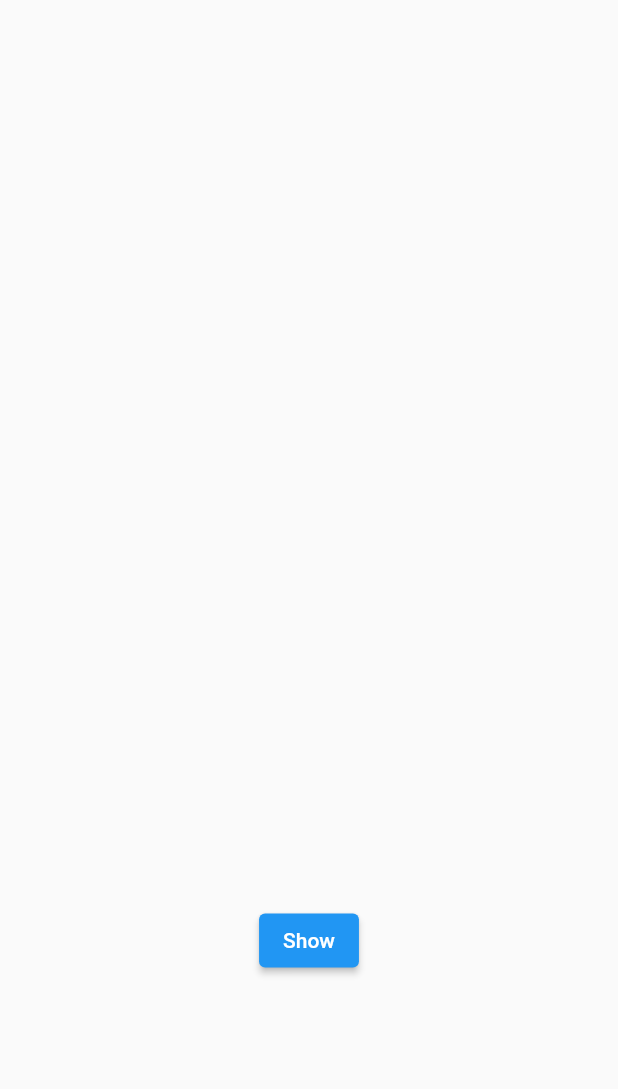
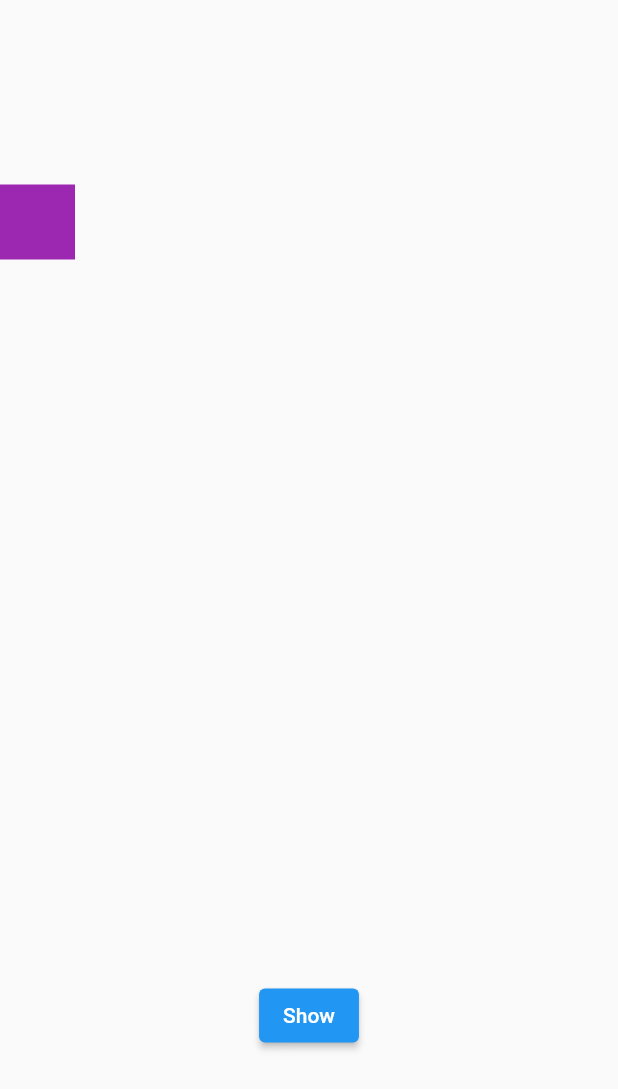
Before and after one commit to DaemonAssassin/implicit-animations, a Flutter app: the screen it shows after launch, on a phone screen of 412 x 824 dp. Shown: the top 1089 px of the screen. Run offline on Flutter 3.47's test engine with Material 2 defaults, Android fonts, the phone set to English and light mode, and no system bars.

Commit message:
Learned AnimatedAlign, AnimatedContainer, AnimatedCrossFade

```diff
--- a/lib/main.dart
+++ b/lib/main.dart
@@ -1,5 +1,5 @@
 import 'package:flutter/material.dart';
-import 'package:implicit_animations_flutter/widgets/animated_widgets/animated_opacity.dart';
+import 'package:implicit_animations_flutter/widgets/animated_widgets/animated_align.dart';
 
 void main(List<String> args) {
   runApp(const MyApp());
@@ -13,7 +13,7 @@ class MyApp extends StatelessWidget {
     return const MaterialApp(
       home: Scaffold(
         body: Center(
-          child: MyAnimatedOpacity(),
+          child: MyAnimatedAlign(),
         ),
       ),
     );
--- /dev/null
+++ b/lib/widgets/animated_widgets/animated_align.dart
@@ -0,0 +1,43 @@
+import 'package:flutter/material.dart';
+import '../../utils/helper_widgets.dart';
+
+class MyAnimatedAlign extends StatefulWidget {
+  const MyAnimatedAlign({Key? key}) : super(key: key);
+
+  @override
+  State<MyAnimatedAlign> createState() => MyAnimatedAlignState();
+}
+
+class MyAnimatedAlignState extends State<MyAnimatedAlign> {
+  Alignment _alignment = Alignment.topLeft;
+  @override
+  Widget build(BuildContext context) {
+    return Column(
+      mainAxisAlignment: MainAxisAlignment.center,
+      children: [
+        AnimatedAlign(
+          alignment: _alignment,
+          widthFactor: 10,
+          heightFactor: 10,
+          curve: Curves.bounceOut,
+          duration: const Duration(seconds: 1),
+          child: Container(
+            color: Colors.purple,
+            width: 50.0,
+            height: 50.0,
+          ),
+        ),
+        addVerticalSpace(30.0),
+        buildButton(
+            text: 'Show',
+            onPressed: () {
+              setState(() {
+                _alignment = _alignment == Alignment.topLeft
+                    ? Alignment.bottomRight
+                    : Alignment.topLeft;
+              });
+            })
+      ],
+    );
+  }
+}
```
Also changed, not shown: lib/widgets/animated_widgets/animated_container.dart (+29 -12 lines), lib/widgets/animated_widgets/animated_cross_fade.dart (added, +59 -0 lines), lib/widgets/animated_widgets/animated_scale.dart (added, +27 -0 lines).
